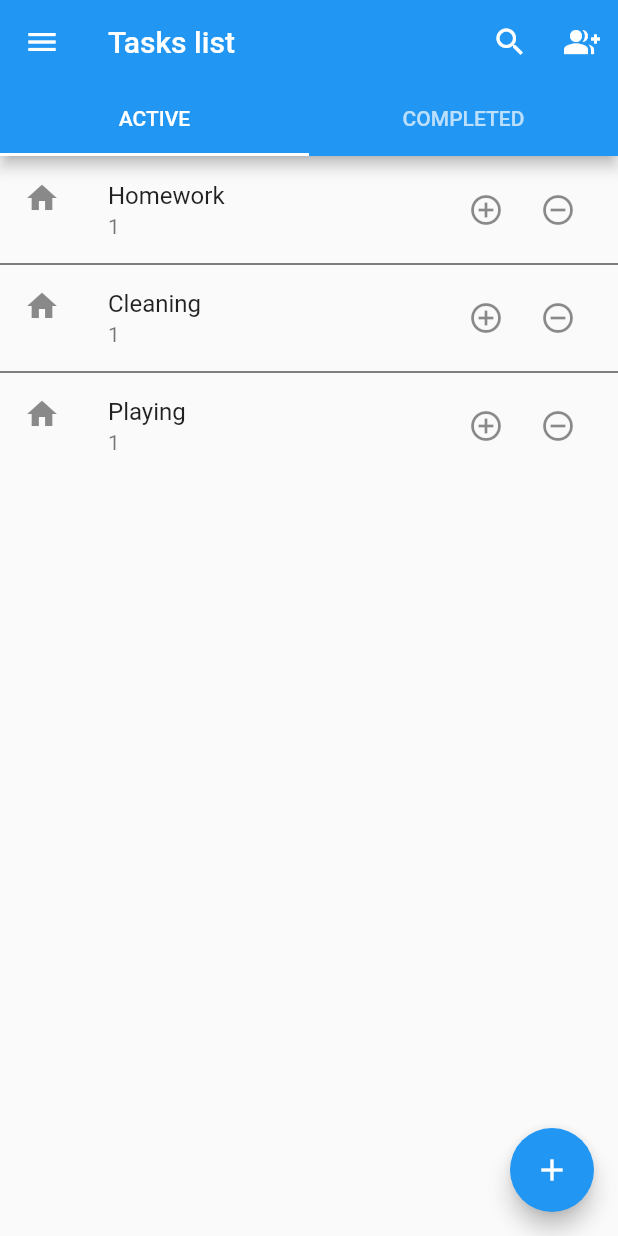
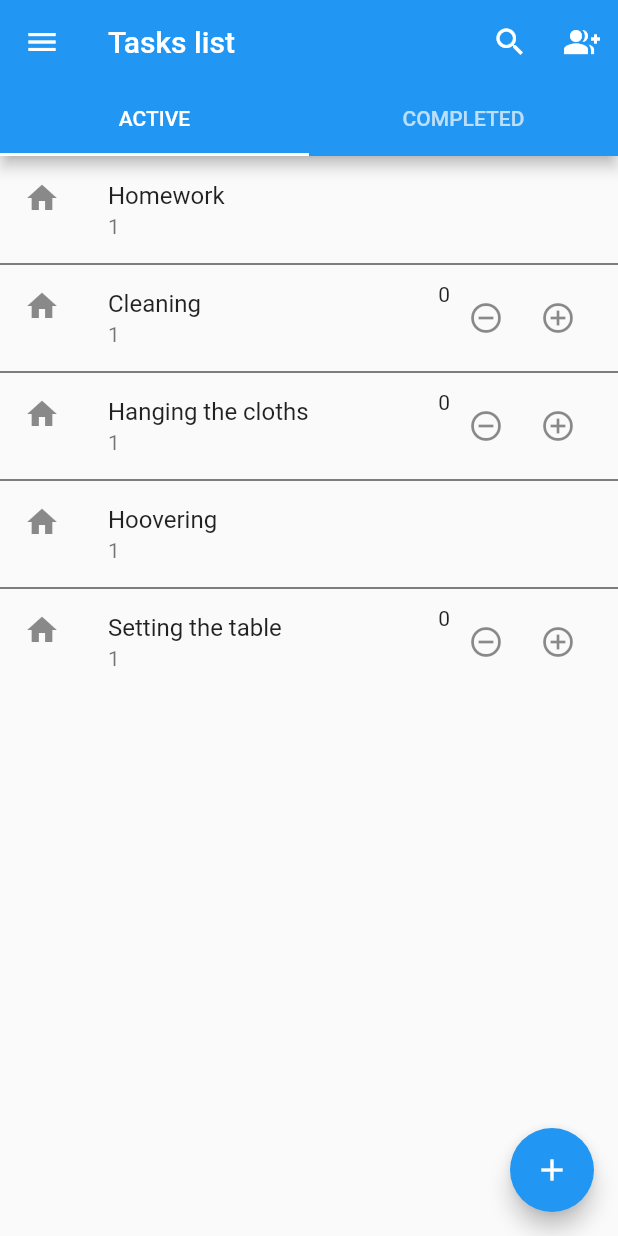
Before and after one commit to szead/kids_task_tracker, a Flutter app: the screen it shows after launch, on a phone screen of 412 x 824 dp. Run offline on Flutter 3.47's test engine with Material 2 defaults, Android fonts, the phone set to English and light mode, and no system bars; our stand-ins replace cloud_firestore; accounts and stored records are empty.

Commit message:
Refactoring and adding new features

```diff
--- a/lib/edit_detail_screen.dart
+++ b/lib/edit_detail_screen.dart
@@ -171,9 +171,6 @@ class _EditDetailScreenState extends State<EditDetailScreen> {
           ),
         ),
       ),
-
-      // onPressed: () {
-      // Navigator.pop(context, items);
     );
   }
 
--- a/lib/model/task.dart
+++ b/lib/model/task.dart
@@ -7,6 +7,7 @@ class Task {
   DateTime deadline;
   String kidId;
   int maxCount;
+  int actualCount;
   String parentId;
   String prize;
 
@@ -21,6 +22,7 @@ class Task {
         deadline = DateTime.parse(map['deadline']),
         kidId = map['kid_id'],
         maxCount = map['max_count'],
+        actualCount = map['actual_count'],
         parentId = map['parent_id'],
         prize = map['prize'];
 
--- a/lib/task_list_page.dart
+++ b/lib/task_list_page.dart
@@ -21,9 +21,6 @@ class TasksListPage extends StatefulWidget {
 }
 
 class _TasksListPageState extends State<TasksListPage> {
-  final activeItems = List<String>.generate(10, (i) => "Active Task $i");
-  final childrenName = List<String>.generate(10, (i) => "Kids name $i");
-  final completedItems = List<String>.generate(10, (i) => "Completed Task $i");
   static final tasksSnapshot = [
     {
       "task_name": "Homework",
@@ -32,6 +29,7 @@ class _TasksListPageState extends State<TasksListPage> {
       "deadline": "2002-02-27T14:00:00-0500",
       "kid_id": "1",
       "max_count": null,
+      "actual_count": null,
       "parent_id": "1",
       "prize": "buzz",
     },
@@ -42,6 +40,7 @@ class _TasksListPageState extends State<TasksListPage> {
       "deadline": "2002-02-27T14:00:00-0500",
       "kid_id": "1",
       "max_count": 5,
+      "actual_count": 0,
       "parent_id": "1",
       "prize": "dino",
     },
@@ -52,20 +51,53 @@ class _TasksListPageState extends State<TasksListPage> {
       "deadline": "2002-02-27T14:00:00-0500",
       "kid_id": "1",
       "max_count": 1,
+      "actual_count": 0,
+      "parent_id": "1",
+      "prize": "toy",
+    },
+    {
+      "task_name": "Hanging the cloths",
+      "completed": false,
+      "current_count": 0,
+      "deadline": "2002-02-27T14:00:00-0500",
+      "kid_id": "1",
+      "max_count": 1,
+      "actual_count": 0,
+      "parent_id": "1",
+      "prize": "toy",
+    },
+    {
+      "task_name": "Hoovering",
+      "completed": false,
+      "current_count": 0,
+      "deadline": "2020-10-30T14:00:00-0500",
+      "kid_id": "1",
+      "max_count": null,
+      "actual_count": null,
+      "parent_id": "1",
+      "prize": "toy",
+    },
+    {
+      "task_name": "Setting the table",
+      "completed": false,
+      "current_count": 0,
+      "deadline": "2002-02-27T14:00:00-0500",
+      "kid_id": "1",
+      "max_count": 1,
+      "actual_count": 0,
       "parent_id": "1",
       "prize": "toy",
     }
   ];
   List<Task> tasks = tasksSnapshot.map((task) => Task.fromMap(task)).toList();
+  List<Task> completedTasks;
+  List<Task> activeTasks;
 
-  void _addNewTask() {
-    setState(() {
-      // This call to setState tells the Flutter framework that something has
-      // changed in this State, which causes it to rerun the build method below
-      // so that the display can reflect the updated values. If we changed
-      // _counter without calling setState(), then the build method would not be
-      // called again, and so nothing would appear to happen.
-    });
+  @override
+  void initState() {
+    completedTasks = tasks.where((element) => element.completed).toList();
+    activeTasks = tasks.where((element) => !element.completed).toList();
+    super.initState();
   }
 
   @override
@@ -93,6 +125,7 @@ class _TasksListPageState extends State<TasksListPage> {
               IconButton(icon: Icon(Icons.group_add), onPressed: _menuPushed)
             ],
           ),
+          //Active tasks:
           body: TabBarView(
             children: [
               ListView.separated(
@@ -101,31 +134,47 @@ class _TasksListPageState extends State<TasksListPage> {
                         height: 0,
                         thickness: 0,
                       ),
-                  itemCount: tasks.length,
+                  itemCount: activeTasks.length,
                   itemBuilder: (context, index) {
-                    return _buildListItem(context, index, tasks);
+                    return _buildActiveListItem(context, index, activeTasks);
                   }),
+              //Completed Tasks:
               ListView.separated(
                 separatorBuilder: (context, index) => Divider(
                   color: Colors.black,
                 ),
-                itemCount: completedItems.length,
+                itemCount: completedTasks.length,
                 itemBuilder: (context, index) {
-                  return ListTile(
-                    leading: Icon(Icons.home),
-                    title: Text(completedItems[index]),
-                    subtitle: Text(childrenName[index]),
-                  );
+                  return _buildCompletedListItem(
+                      context, index, completedTasks);
                 },
               )
             ],
           ),
           floatingActionButton: FloatingActionButton(
-            onPressed: _addNewTask,
+            onPressed: () => _addNewTask(context),
             tooltip: 'Add new task',
             child: Icon(Icons.add),
           ), // This trailing comma makes auto-formatting nicer for build methods.
         ));
+  }
+
+  void _addNewTask(BuildContext context) {
+    activeTasks.add(new Task.fromMap({
+      "task_name": "",
+      "completed": false,
+      "current_count": 0,
+      "deadline": DateTime.now().toString(),
+      "kid_id": "1",
+      "max_count": null,
+      "actual_count": 0,
+      "parent_id": "1",
+      "prize": "",
+    }));
+    Navigator.push(context, MaterialPageRoute(builder: (context) {
+      return EditDetailScreen(
+          tasks: activeTasks, index: activeTasks.length - 1);
+    })).then((value) => setState(() {}));
   }
 
   void _menuPushed() {}
@@ -188,7 +237,8 @@ class _TasksListPageState extends State<TasksListPage> {
     );
   }
 
-  Widget _buildListItem(BuildContext context, int index, List<Task> tasks) {
+  Widget _buildActiveListItem(
+      BuildContext context, int index, List<Task> tasks) {
     return Dismissible(
         key: Key(tasks.elementAt(index).taskName),
         background: slideRightBackground(),
@@ -197,6 +247,12 @@ class _TasksListPageState extends State<TasksListPage> {
           if (direction == DismissDirection.endToStart) {
             setState(() {
               tasks.removeAt(index);
+            });
+          }
+          if (direction == DismissDirection.startToEnd) {
+            setState(() {
+              tasks.elementAt(index).completed = true;
+              completedTasks.add(tasks.removeAt(index));
             });
           }
         },
@@ -211,17 +267,82 @@ class _TasksListPageState extends State<TasksListPage> {
           subtitle: Text(tasks.elementAt(index).kidId),
           trailing: Wrap(
             spacing: 0,
-            children: <Widget>[
-              IconButton(
-                icon: Icon(Icons.add_circle_outline),
-                onPressed: () {},
-              ),
-              IconButton(
-                icon: Icon(Icons.remove_circle_outline),
-                onPressed: () {},
-              ),
-            ],
+            children: <Widget>[...addCircles(tasks.elementAt(index))],
           ),
         ));
   }
+
+  Widget _buildCompletedListItem(
+      BuildContext context, int index, List<Task> tasks) {
+    return Dismissible(
+        key: Key(tasks.elementAt(index).taskName),
+        background: slideLeftBackground(),
+        onDismissed: (direction) {
+          setState(() {
+            tasks.removeAt(index);
+          });
+        },
+        child: ListTile(
+          onTap: () {
+            Navigator.push(context, MaterialPageRoute(builder: (context) {
+              return EditDetailScreen(tasks: tasks, index: index);
+            })).then((value) => setState(() {}));
+          },
+          leading: Icon(Icons.home),
+          title: Text(tasks.elementAt(index).taskName),
+          subtitle: Text(tasks.elementAt(index).kidId),
+        ));
+  }
+
+  List<Widget> addCircles(Task task) {
+    List<Widget> widgets = new List<Widget>();
+    if (task.maxCount != null) {
+      widgets.add(Text(task.actualCount.toString()));
+      widgets.add(IconButton(
+        icon: Icon(Icons.remove_circle_outline),
+        onPressed: () {
+          setState(() {
+            task.actualCount--;
+          });
+        },
+      ));
+      widgets.add(IconButton(
+        icon: Icon(Icons.add_circle_outline),
+        onPressed: () {
+          setState(() {
+            if (task.actualCount == task.maxCount - 1) {
+              activeTasks.remove(task);
+              completedTasks.add(task);
+              _completed(context,task);
+            } else {
+              task.actualCount++;
+            }
+          });
+        },
+      ));
+    }
+    return widgets;
+  }
+
+  void _completed(BuildContext context, Task task) {
+    Navigator.push(context, MaterialPageRoute(builder: (context) {
+      return CongratulationScreen(task: task);
+    }));
+  }
 }
+
+class CongratulationScreen extends StatelessWidget {
+  final Task task;
+
+  CongratulationScreen({Key key, this.task}) : super(key: key);
+
+  @override
+  Widget build(BuildContext context) {
+    return Scaffold(
+      appBar: AppBar(
+
+      ),
+      body: Text("Congratulations your kid is awesome: $task has been completed"),
+    );
+  }
+}
```
